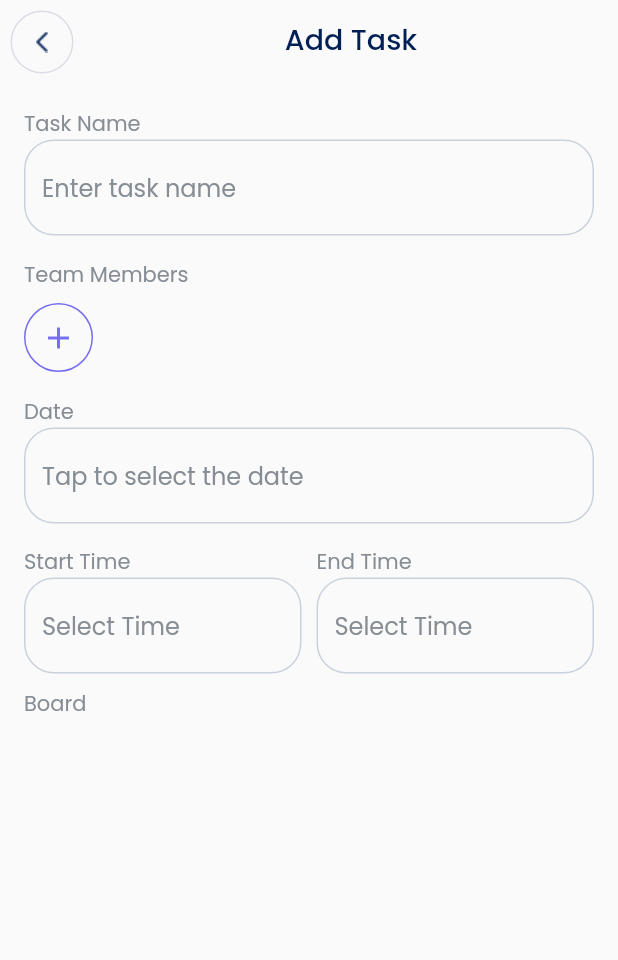
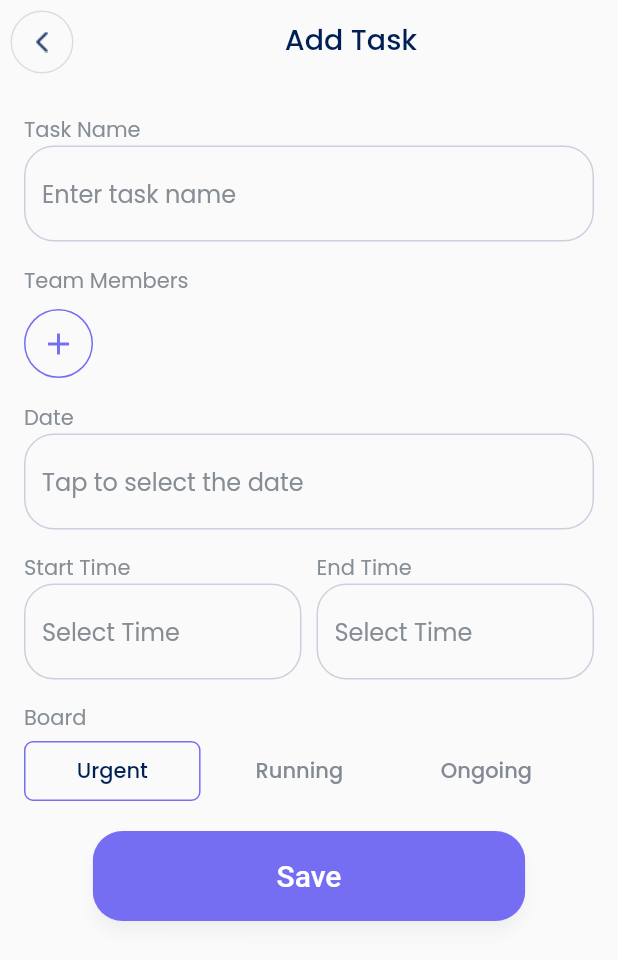
Before and after one commit to hashirSoomro/task_app, a Flutter app: the AddTask screen opened directly, on a phone screen of 412 x 824 dp. Shown: the top 960 px of the screen. Run offline on Flutter 3.47's test engine with Material 2 defaults, Android fonts, the phone set to English and light mode, and no system bars; our stand-ins replace carousel_slider, google_fonts, table_calendar.

Commit message:
AddTask screen Completed
AddTask screen completed and created a  widget named TabWidget for displaying tab.

```diff
--- a/lib/Screens/addTask.dart
+++ b/lib/Screens/addTask.dart
@@ -4,6 +4,8 @@ import 'package:google_fonts/google_fonts.dart';
 import '../AppTextField.dart';
 import '../TitleAppBar.dart';
 import '../circleIcon.dart';
+import '../gradientButton.dart';
+import '../tabWidget.dart';
 import '../textFieldCalendar.dart';
 import '../textFieldTime.dart';
 
@@ -110,7 +112,7 @@ class _AddTaskState extends State<AddTask> {
         shadowColor: Colors.transparent,
       ),
       body: Padding(
-        padding: const EdgeInsets.all(16.0),
+        padding: const EdgeInsets.only(left: 16.0, right: 16.0, top: 20.0),
         child: Column(
           crossAxisAlignment: CrossAxisAlignment.start,
           children: [
@@ -254,7 +256,7 @@ class _AddTaskState extends State<AddTask> {
               ],
             ),
             SizedBox(
-              height: 10,
+              height: 15,
             ),
             Text(
               "Board",
@@ -266,6 +268,32 @@ class _AddTaskState extends State<AddTask> {
                 ),
               ),
             ),
+            SizedBox(
+              height: 5,
+            ),
+            TabWidget(
+              first: "Urgent",
+              second: "Running",
+              third: "Ongoing",
+            ),
+            SizedBox(
+              height: 20,
+            ),
+            Center(
+              child: GradientButton(
+                onPressed: () {},
+                child: Text(
+                  'Save',
+                  style: TextStyle(
+                    fontSize: 20,
+                    color: Colors.white,
+                  ),
+                ),
+                gradientColors: [Color(0xFF756EF3), Color(0xFF756EF3)],
+                width: MediaQuery.of(context).size.width * 0.70,
+                height: 60.0,
+              ),
+            ),
           ],
         ),
       ),
--- /dev/null
+++ b/lib/tabWidget.dart
@@ -0,0 +1,69 @@
+import 'package:flutter/material.dart';
+import 'package:google_fonts/google_fonts.dart';
+
+class TabWidget extends StatefulWidget {
+  String first;
+  String second;
+  String third;
+
+  TabWidget({
+    required this.first,
+    required this.second,
+    required this.third,
+  });
+  @override
+  State<TabWidget> createState() => _TabWidgetState();
+}
+
+class _TabWidgetState extends State<TabWidget> {
+  int _selectedTabIndex = 0;
+
+  Widget buildTabButton(String label, int index) {
+    bool isSelected = _selectedTabIndex == index;
+
+    return Container(
+      height: 40,
+      width: MediaQuery.of(context).size.width / 3.5,
+      decoration: BoxDecoration(
+        borderRadius: BorderRadius.circular(6),
+        border: Border.all(
+          color: isSelected ? Color(0xFF756EF3) : Colors.transparent,
+        ),
+      ),
+      child: TextButton(
+        onPressed: () {
+          setState(() {
+            _selectedTabIndex = index;
+          });
+        },
+        child: Text(
+          label,
+          style: GoogleFonts.poppins(
+            textStyle: TextStyle(
+              fontSize: 14,
+              fontWeight: FontWeight.w500,
+              color: isSelected ? Color(0xFF002055) : Color(0xFF848A94),
+            ),
+          ),
+        ),
+      ),
+    );
+  }
+
+  @override
+  Widget build(BuildContext context) {
+    return Row(
+      children: [
+        buildTabButton(widget.first, 0),
+        SizedBox(
+          width: 7,
+        ),
+        buildTabButton(widget.second, 1),
+        SizedBox(
+          width: 7,
+        ),
+        buildTabButton(widget.third, 2),
+      ],
+    );
+  }
+}
```
